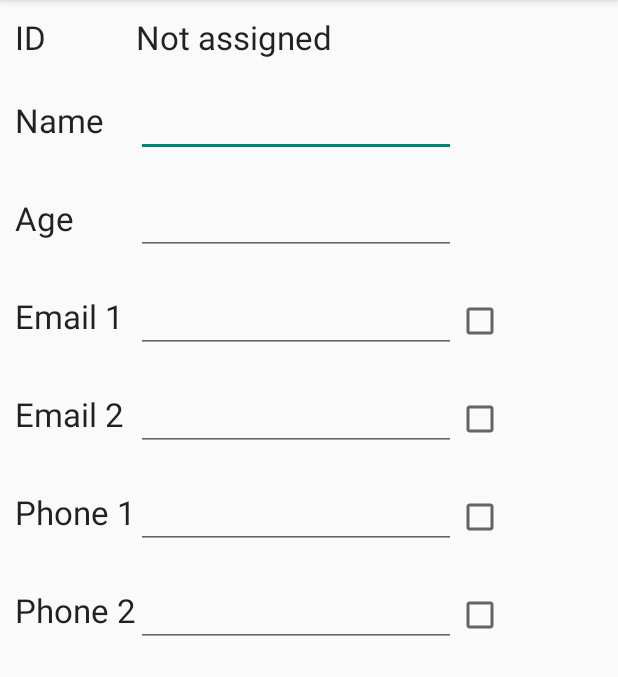
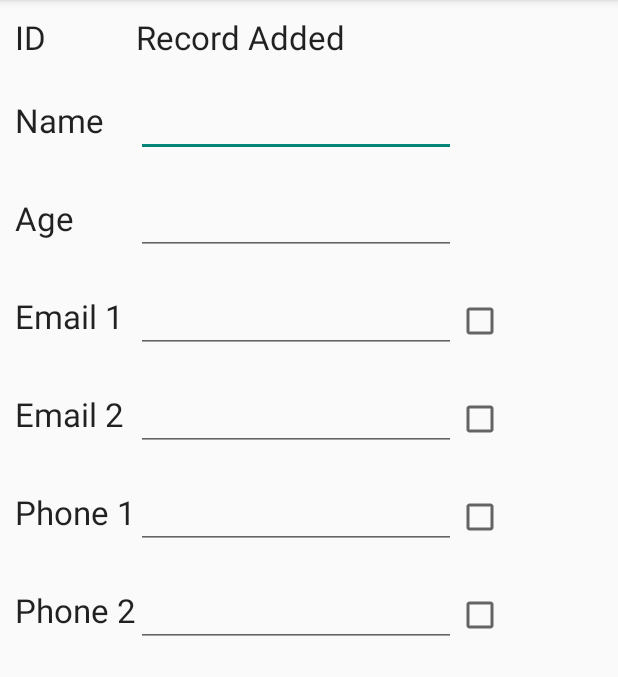
Before and after one commit to coolrepo/Realm2, an Android app: the screen it shows after launch (MainActivity), after a tap on "ADD", on a phone screen of 412 x 824 dp, the part 84-761 px from its top. Run offline under Robolectric (Android 15) with nearby library versions, the phone set to English and light mode, and no system bars; libraries missing offline, so code that uses them is left out: io.realm; 5 statements that could not run were skipped.

```diff
--- a/app/src/main/AndroidManifest.xml
+++ b/app/src/main/AndroidManifest.xml
@@ -12,7 +12,6 @@
             android:label="@string/app_name" >
             <intent-filter>
                 <action android:name="android.intent.action.MAIN" />
-
                 <category android:name="android.intent.category.LAUNCHER" />
             </intent-filter>
         </activity>
--- a/app/src/main/java/kjanderson2/realm2/Email.java
+++ b/app/src/main/java/kjanderson2/realm2/Email.java
@@ -4,6 +4,7 @@ import io.realm.RealmObject;
 
 /**
  * Created by kjanderson2 on 6/2/15.
+ * This is the model class for an Email object
  */
 public class Email extends RealmObject {
     private String address;
--- a/app/src/main/java/kjanderson2/realm2/MainActivity.java
+++ b/app/src/main/java/kjanderson2/realm2/MainActivity.java
@@ -11,84 +11,85 @@ import io.realm.Realm;
 
 public class MainActivity extends ActionBarActivity{
 
-    TextView idView;
-    EditText nameBox;
-    EditText ageBox;
-    EditText email1Box;
-    EditText email2Box;
-    EditText phone1Box;
-    EditText phone2Box;
-    boolean email1Active;
-    boolean email2Active;
-    boolean phone1Active;
-    boolean phone2Active;
+    private TextView idView;
+    private EditText nameBox, ageBox, email1Box, email2Box, phone1Box, phone2Box;
+    private boolean email1Active, email2Active, phone1Active, phone2Active;
+    private CheckBox email1Checkbox, email2Checkbox, phone1Checkbox, phone2Checkbox;
 
     @Override
-    protected void onCreate(Bundle savedInstanceState) { // 5 lines
+    protected void onCreate(Bundle savedInstanceState) {
         super.onCreate(savedInstanceState);
         setContentView(R.layout.activity_main);
 
         idView = (TextView) findViewById(R.id.productID);
         nameBox = (EditText) findViewById(R.id.productName);
         ageBox = (EditText) findViewById(R.id.productQuantity);
+
+        //Initialize EditTexts... These will be accessed for email and phone values
         email1Box = (EditText) findViewById(R.id.email1);
+        email2Box = (EditText) findViewById(R.id.email2);
         phone1Box = (EditText) findViewById(R.id.phone1);
-        email1Active = ((CheckBox) findViewById(R.id.email1_activity_box)).isChecked();
-        email2Active = ((CheckBox) findViewById(R.id.email2_activity_box)).isChecked();
-        phone1Active = ((CheckBox) findViewById(R.id.phone1_activity_box)).isChecked();
-        phone2Active = ((CheckBox) findViewById(R.id.phone2_activity_box)).isChecked();
+        phone2Box = (EditText) findViewById(R.id.phone2);
+
+        //Initialize Checkboxes and boolean values for activity
+        email1Checkbox = (CheckBox) findViewById(R.id.email1_activity_box);
+        email2Checkbox = (CheckBox) findViewById(R.id.email2_activity_box);
+        phone1Checkbox = (CheckBox) findViewById(R.id.phone1_activity_box);
+        phone2Checkbox = (CheckBox) findViewById(R.id.phone2_activity_box);
+        email1Active = email1Checkbox.isChecked();
+        email2Active = email2Checkbox.isChecked();
+        phone1Active = phone1Checkbox.isChecked();
+        phone2Active = phone2Checkbox.isChecked();
     }
 
-    public void newProduct(View view){ // 12 lines
+    public void newProduct(View view){
         Realm realm = Realm.getInstance(this);
+
         realm.beginTransaction();
 
         int age = Integer.parseInt(ageBox.getText().toString());
         Person person = new Person(nameBox.getText().toString(), age);
-        if(email1Box.getText()!= null) {
+
+        if(email1Box.getText() != null) {
             Email email1 = new Email(email1Box.getText().toString(), email1Active);
-            person.setEmailList(email1);
+            person.setEmail1(email1);
         }
         if(email2Box.getText() != null) {
             Email email2 = new Email(email2Box.getText().toString(), email2Active);
-            person.setEmailList(email2);
+            person.setEmail2(email2);
         }
-        if(phone1Box.getText()!= null) {
-            Telephone phone1 = new Telephone(Integer.parseInt(phone1Box.getText().toString()),phone1Active);
-            person.setPhoneList(phone1);
+        if(phone1Box.getText() != null) {
+            Telephone phone1 = new Telephone(phone1Box.getText().toString(),phone1Active);
+            person.setPhone1(phone1);
         }
-        if(phone2Box.getText()!=null) {
-            Telephone phone2 = new Telephone(Integer.parseInt(phone2Box.getText().toString()),phone2Active);
-            person.setPhoneList(phone2);
+        if(phone2Box.getText() != null) {
+            Telephone phone2 = new Telephone (phone2Box.getText().toString(),phone2Active);
+            person.setPhone2(phone2);
         }
         realm.copyToRealm(person);
 
-        nameBox.setText("");
-        ageBox.setText("");
+        idView.setText("Record Added");
+        clearBoxes();
 
         realm.commitTransaction();
     }
 
-    public void lookupProduct (View view) { //11 lines total
+    public void lookupProduct (View view) {
         Realm realm = Realm.getInstance(this);
         realm.beginTransaction();
         Person person = realm.where(Person.class)
                 .contains("name", nameBox.getText().toString())
                 .findFirst();
         if(person != null){
-            idView.setText(phone1Box.getText());//
-            ageBox.setText(String.valueOf(person.getAge()));
-            email1Box.setText(String.valueOf(person.getEmailList().first()));
-            email2Box.setText(String.valueOf(person.getEmailList().get(1)));
-            phone1Box.setText(String.valueOf(person.getPhoneList().first()));
-            phone2Box.setText(String.valueOf(person.getPhoneList().get(1)));
+            idView.setText("Match Found");
+            fillBoxes(person);
         } else {
             idView.setText("No Match Found");
         }
         realm.commitTransaction();
     }
 
-    public void removeProduct(View view) { // 14 lines total
+    public void removeProduct(View view) {
         Realm realm = Realm.getInstance(this);
         realm.beginTransaction();
 
@@ -99,17 +100,36 @@ public class MainActivity extends ActionBarActivity{
         if(person !=null){
             person.removeFromRealm();
             idView.setText("Record Deleted");
-            nameBox.setText("");
-            ageBox.setText("");
-            email1Box.setText("");
-            email2Box.setText("");
-            phone1Box.setText("");
-            phone2Box.setText("");
-            CheckBox phone1check = (CheckBox) findViewById(R.id.phone1_activity_box);
+            clearBoxes();
         } else {
             idView.setText("No Match Found");
         }
         realm.commitTransaction();
     }
 
+    private void clearBoxes(){
+        nameBox.setText("");
+        ageBox.setText("");
+        email1Box.setText("");
+        email2Box.setText("");
+        phone1Box.setText("");
+        phone2Box.setText("");
+        email1Checkbox.setChecked(false);
+        email2Checkbox.setChecked(false);
+        phone1Checkbox.setChecked(false);
+        phone2Checkbox.setChecked(false);
+    }
+
+    private void fillBoxes(Person person){
+        ageBox.setText(String.valueOf(person.getAge()));
+        email1Box.setText(String.valueOf(person.getEmail1().getAddress()));
+        email1Checkbox.setChecked(person.getEmail1().getActive());
+        email2Box.setText(String.valueOf(person.getEmail2().getAddress()));
+        email2Checkbox.setChecked(person.getEmail2().getActive());
+        phone1Box.setText(String.valueOf(person.getPhone1().getNumber()));
+        phone2Checkbox.setChecked(person.getPhone1().getActive());
+        phone2Box.setText(String.valueOf(person.getPhone2().getNumber()));
+        phone2Checkbox.setChecked(person.getPhone2().getActive());
+    }
+
 }
--- a/app/src/main/java/kjanderson2/realm2/Person.java
+++ b/app/src/main/java/kjanderson2/realm2/Person.java
@@ -2,32 +2,25 @@ package kjanderson2.realm2;
 
 /**
  * Created by kjanderson2 on 6/2/15.
+ * This is the Model class for a Person object.
  */
 
-import io.realm.RealmList;
 import io.realm.RealmObject;
 
 public class Person extends RealmObject{
 
     private String name;
     private int age;
-    private RealmList<Email> emailList;
-    private RealmList<Telephone> phoneList;
+    private Email email1;
+    private Email email2;
+    private Telephone phone1;
+    private Telephone phone2;
 
-    //Default constructor
     public Person(){
-
+        //Default constructor
     }
 
-    //Constructor when the ID is given.
-    public Person(int id, String name, int age) {
-        this.name = name;
-        this.age = age;
-        this.emailList = null;
-        this.phoneList =null;
-    }
-
-    //Constructor where the id is not given.
+    //Constructor when the name and age are given
     public Person(String name, int age) {
         this.name = name;
         this.age = age;
@@ -50,20 +43,35 @@ public class Person extends RealmObject{
     }
 
 
-    public void setEmailList(Email emailList){
-        this.emailList.add(emailList);
+    public void setEmail1(Email email){
+        this.email1 = email;
     }
 
-    public RealmList<Email> getEmailList(){
-        return this.emailList;
+    public Email getEmail1(){
+        return this.email1;
     }
 
-    public void setPhoneList(Telephone phoneList) {
-        this.phoneList.add(phoneList);
+    public void setEmail2(Email email){
+        this.email2 = email;
     }
 
-    public RealmList<Telephone> getPhoneList(){
-        return this.phoneList;
+    public Email getEmail2(){
+        return this.email2;
     }
 
+    public void setPhone1(Telephone phone) {
+        this.phone1 = phone;
+    }
+
+    public Telephone getPhone1(){
+        return this.phone1;
+    }
+
+    public void setPhone2(Telephone phone) {
+        this.phone2 = phone;
+    }
+
+    public Telephone getPhone2(){
+        return this.phone2;
+    }
 }
--- a/app/src/main/res/layout/activity_main.xml
+++ b/app/src/main/res/layout/activity_main.xml
@@ -4,7 +4,7 @@
     <LinearLayout
             android:orientation="vertical"
             android:layout_width="fill_parent"
-            android:layout_height="fill_parent"
+            android:layout_height="wrap_content"
             xmlns:android="http://schemas.android.com/apk/res/android">
 
         <TableLayout
@@ -132,6 +132,7 @@
                 <EditText
                         android:layout_width="wrap_content"
                         android:layout_height="wrap_content"
+                        android:inputType="phone"
                         android:ems="10"
                         android:id="@+id/phone1"/>
 
@@ -156,6 +157,7 @@
                     android:layout_width="wrap_content"
                     android:layout_height="wrap_content"
                     android:ems="10"
+                    android:inputType="phone"
                     android:id="@+id/phone2"/>
 
             <CheckBox
```
Also changed, not shown: app/src/main/java/kjanderson2/realm2/Telephone.java (+5 -15 lines), app/src/main/res/menu/menu_main.xml (deleted, +0 -9 lines).
